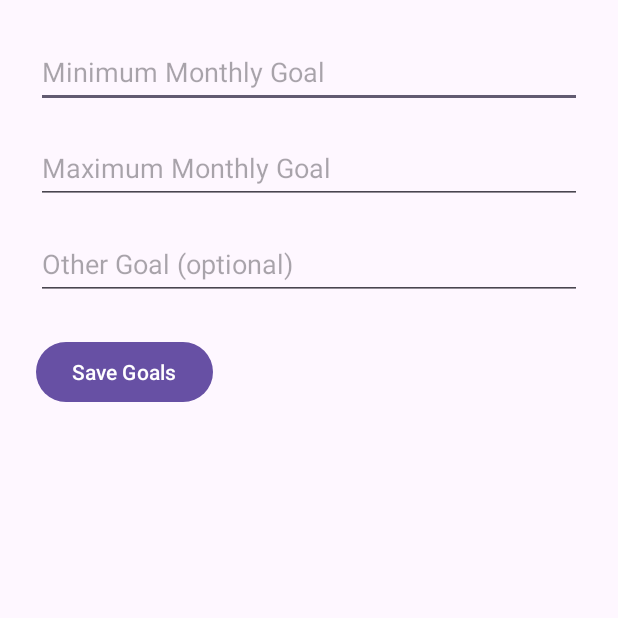
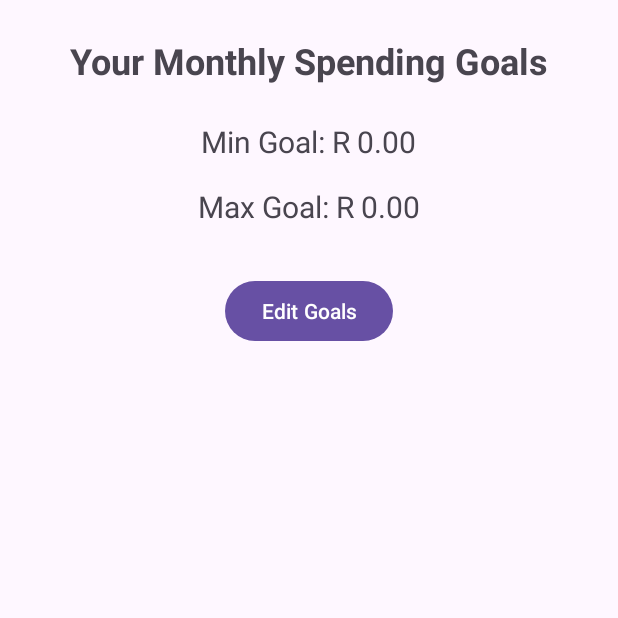
Before and after one commit to CalebHartsliefST10255912/PROG7313_POE_PART2, an Android app: the GoalsActivity screen opened directly, with no data from a screen before it, on a phone screen of 412 x 824 dp, the top half of it. Run offline under Robolectric (Android 15) with nearby library versions, the phone set to English and light mode, and no system bars; our stand-ins replace Room's generated code.

Commit message:
separated code into 2 views and the code works and builds with no errors

```diff
--- a/BudgetBee/app/src/main/AndroidManifest.xml
+++ b/BudgetBee/app/src/main/AndroidManifest.xml
@@ -35,5 +35,7 @@
 
         <activity android:name=".GoalsActivity" android:exported="true" />
 
+        <activity android:name=".EditGoalsActivity" android:exported="true" />
+
     </application>
 </manifest>
--- a/BudgetBee/app/src/main/java/com/example/budgetbee/GoalsActivity.kt
+++ b/BudgetBee/app/src/main/java/com/example/budgetbee/GoalsActivity.kt
@@ -1,43 +1,43 @@
 package com.example.budgetbee
 
+import android.content.Intent
 import android.os.Bundle
 import android.widget.Button
-import android.widget.EditText
+import android.widget.TextView
 import android.widget.Toast
 import androidx.appcompat.app.AppCompatActivity
-import kotlinx.coroutines.CoroutineScope
-import kotlinx.coroutines.Dispatchers
-import kotlinx.coroutines.launch
+import kotlinx.coroutines.*
 
 class GoalsActivity : AppCompatActivity() {
     private lateinit var db: AppDatabase
+    private lateinit var textMin: TextView
+    private lateinit var textMax: TextView
 
     override fun onCreate(savedInstanceState: Bundle?) {
         super.onCreate(savedInstanceState)
-        setContentView(R.layout.activity_goals)
+        setContentView(R.layout.activity_goals)  // same file name, now view mode
 
         db = AppDatabase.getDatabase(this)
+        textMin = findViewById(R.id.textMinGoal)
+        textMax = findViewById(R.id.textMaxGoal)
 
-        val minGoal = findViewById<EditText>(R.id.editMinGoal)
-        val maxGoal = findViewById<EditText>(R.id.editMaxGoal)
-        val otherGoal = findViewById<EditText>(R.id.editOtherGoal)
-        val buttonSave = findViewById<Button>(R.id.buttonSaveGoal)
+        val buttonEdit = findViewById<Button>(R.id.buttonEditGoals)
+        buttonEdit.setOnClickListener {
+            startActivity(Intent(this, EditGoalsActivity::class.java))
+        }
 
-        buttonSave.setOnClickListener {
-            val min = minGoal.text.toString().toDoubleOrNull()
-            val max = maxGoal.text.toString().toDoubleOrNull()
-            val other = otherGoal.text.toString()
+        loadGoals()
+    }
 
-            if (min == null || max == null) {
-                Toast.makeText(this, "Enter valid min/max goals", Toast.LENGTH_SHORT).show()
-                return@setOnClickListener
-            }
-
-            CoroutineScope(Dispatchers.IO).launch {
-                db.goalsDao().insertGoal(GoalsEntity(minMonthlyGoal = min, maxMonthlyGoal = max, otherGoal = other))
-                runOnUiThread {
-                    Toast.makeText(this@GoalsActivity, "Goals saved!", Toast.LENGTH_SHORT).show()
-                    finish()
+    private fun loadGoals() {
+        CoroutineScope(Dispatchers.IO).launch {
+            val goal = db.goalsDao().getGoal()
+            runOnUiThread {
+                if (goal != null) {
+                    textMin.text = "Min Goal: R ${goal.minMonthlyGoal}"
+                    textMax.text = "Max Goal: R ${goal.maxMonthlyGoal}"
+                } else {
+                    Toast.makeText(this@GoalsActivity, "No goals set yet.", Toast.LENGTH_SHORT).show()
                 }
             }
         }
--- a/BudgetBee/app/src/main/res/layout/activity_goals.xml
+++ b/BudgetBee/app/src/main/res/layout/activity_goals.xml
@@ -1,44 +1,39 @@
 <?xml version="1.0" encoding="utf-8"?>
-<ScrollView xmlns:android="http://schemas.android.com/apk/res/android"
+<LinearLayout xmlns:android="http://schemas.android.com/apk/res/android"
     android:layout_width="match_parent"
     android:layout_height="match_parent"
-    android:padding="24dp">
+    android:padding="24dp"
+    android:orientation="vertical"
+    android:gravity="center_horizontal">
 
-    <LinearLayout
-        android:layout_width="match_parent"
+    <TextView
+        android:id="@+id/textTitle"
+        android:layout_width="wrap_content"
         android:layout_height="wrap_content"
-        android:orientation="vertical">
+        android:text="Your Monthly Spending Goals"
+        android:textSize="24sp"
+        android:textStyle="bold"
+        android:layout_marginBottom="24dp" />
 
-        <EditText
-            android:id="@+id/editMinGoal"
-            android:layout_width="match_parent"
+    <TextView
+        android:id="@+id/textMinGoal"
+        android:layout_width="wrap_content"
         android:layout_height="wrap_content"
-            android:minHeight="48dp"
-            android:hint="Minimum Monthly Goal"
-            android:inputType="numberDecimal" />
+        android:text="Min Goal: R 0.00"
+        android:textSize="20sp"
+        android:layout_marginBottom="16dp" />
 
-        <EditText
-            android:id="@+id/editMaxGoal"
-            android:layout_width="match_parent"
+    <TextView
+        android:id="@+id/textMaxGoal"
+        android:layout_width="wrap_content"
         android:layout_height="wrap_content"
-            android:minHeight="48dp"
-            android:hint="Maximum Monthly Goal"
-            android:inputType="numberDecimal"
-            android:layout_marginTop="16dp" />
-
-        <EditText
-            android:id="@+id/editOtherGoal"
-            android:layout_width="match_parent"
-            android:layout_height="wrap_content"
-            android:minHeight="48dp"
-            android:hint="Other Goal (optional)"
-            android:layout_marginTop="16dp" />
+        android:text="Max Goal: R 0.00"
+        android:textSize="20sp"
+        android:layout_marginBottom="32dp" />
 
     <Button
-            android:id="@+id/buttonSaveGoal"
+        android:id="@+id/buttonEditGoals"
         android:layout_width="wrap_content"
         android:layout_height="wrap_content"
-            android:text="Save Goals"
-            android:layout_marginTop="24dp" />
+        android:text="Edit Goals" />
 </LinearLayout>
-</ScrollView>
```
Also changed, not shown: BudgetBee/app/src/main/java/com/example/budgetbee/EditGoalsActivity.kt (added, +66 -0 lines), BudgetBee/app/src/main/res/layout/activity_edit_goals.xml (added, +51 -0 lines). Lines whose indentation alone changed are shown as unchanged.
